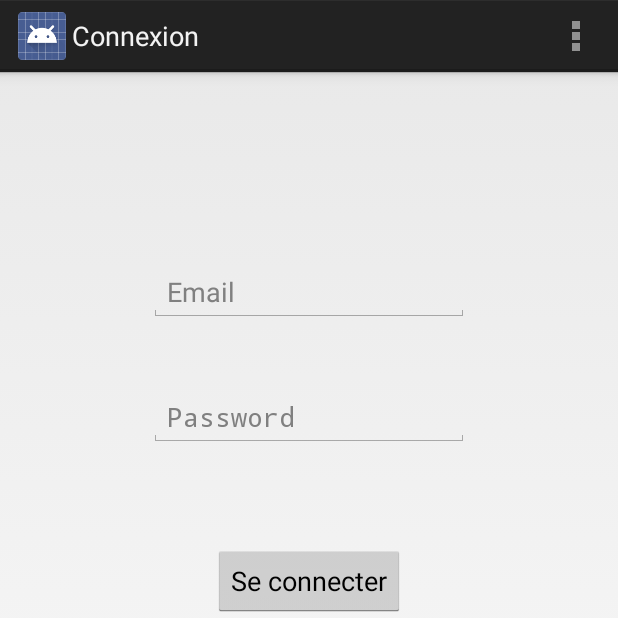
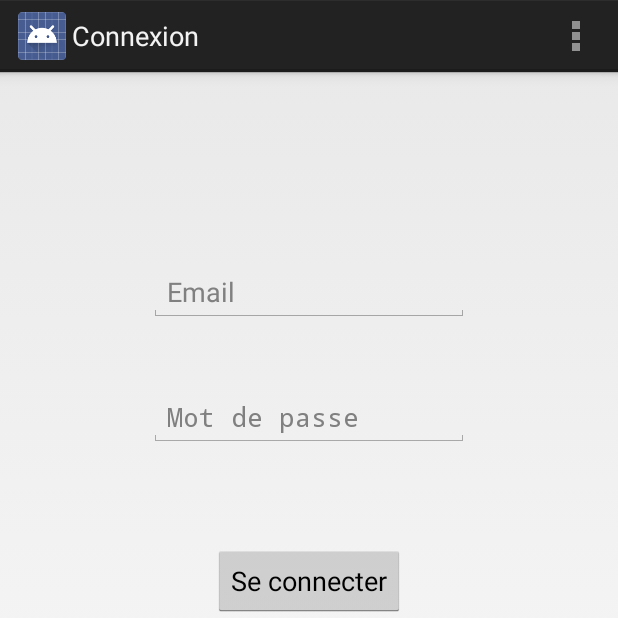
Before and after one commit to julie-romero/Destagram, an Android app: the LoginActivity screen opened directly, with no data from a screen before it, on a phone screen of 412 x 824 dp, the top half of it. Run offline under Robolectric (Android 15) with nearby library versions, the phone set to English and light mode, and no system bars.

Commit message:
Login layout
Changement du relativeLayout en LinearLayout. Ajouts des "hints" dans le
fichier string

```diff
--- a/app/src/main/res/layout/activity_login.xml
+++ b/app/src/main/res/layout/activity_login.xml
@@ -1,9 +1,10 @@
-<RelativeLayout xmlns:android="http://schemas.android.com/apk/res/android"
+<LinearLayout xmlns:android="http://schemas.android.com/apk/res/android"
     xmlns:tools="http://schemas.android.com/tools" android:layout_width="match_parent"
     android:layout_height="match_parent" android:paddingLeft="@dimen/activity_horizontal_margin"
     android:paddingRight="@dimen/activity_horizontal_margin"
     android:paddingTop="@dimen/activity_vertical_margin"
     android:paddingBottom="@dimen/activity_vertical_margin"
+    android:orientation="vertical"
     tools:context="com.pauphilet_romero.destagram.LoginActivity">
 
     <EditText
@@ -15,7 +16,8 @@
         android:layout_alignParentTop="true"
         android:layout_centerHorizontal="true"
         android:layout_marginTop="111dp"
-        android:hint="Email" />
+        android:hint="@string/field_email"
+        android:layout_gravity="center_horizontal" />
 
     <EditText
         android:layout_width="wrap_content"
@@ -24,10 +26,11 @@
         android:ems="10"
         android:id="@+id/passwordField"
         android:password="false"
-        android:hint="Password"
+        android:hint="@string/field_password"
         android:layout_marginTop="44dp"
         android:layout_below="@+id/emailField"
-        android:layout_alignLeft="@+id/emailField" />
+        android:layout_alignLeft="@+id/emailField"
+        android:layout_gravity="center_horizontal" />
 
     <Button
         android:layout_width="wrap_content"
@@ -37,5 +40,6 @@
         android:layout_marginTop="65dp"
         android:layout_below="@+id/passwordField"
         android:layout_centerHorizontal="true"
-        android:onClick="login" />
-</RelativeLayout>
+        android:onClick="login"
+        android:layout_gravity="center_horizontal" />
+</LinearLayout>
--- a/app/src/main/res/values/strings.xml
+++ b/app/src/main/res/values/strings.xml
@@ -3,14 +3,20 @@
 
     <string name="app_name">Destagram</string>
     <string name="action_settings">Settings</string>
+
     <string name="home_message_1">Partagez votre monde à votre monde !</string>
     <string name="home_message_2">C\'est gratuit !</string>
     <string name="button_login">Se connecter</string>
     <string name="button_register">S\'inscrire</string>
+
     <string name="title_activity_login">Connexion</string>
-    <string name="hello_world">Hello world!</string>
     <string name="title_activity_register">Inscription</string>
     <string name="title_activity_profil">Profil</string>
+    <string name="hello_world">Hello world!</string>
+
+    <string name="field_email">Email</string>
+    <string name="field_password">Mot de passe</string>
+
     <string name="error_empty_fields">Les champs doivent être renseignés.</string>
     <string name="error_connect">L\'email ou le mot de passe est incorrect.</string>
     <string name="error_internet">Vous n\'êtes pas connecté à Internet.</string>
```
Also changed, not shown: 1 other file.
